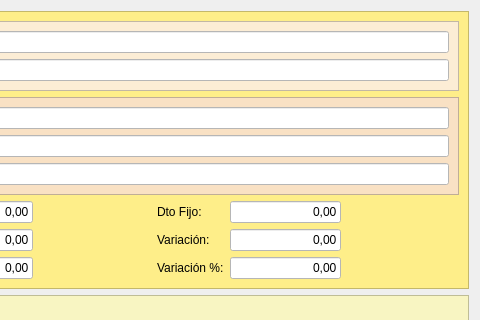
Qt form Almacen/frmexcepciones.ui (arcnexus/RedFoX) before a commit; both pictures show x 290 to 770 and y 0 to 320 of the 770 by 484 pixel window.
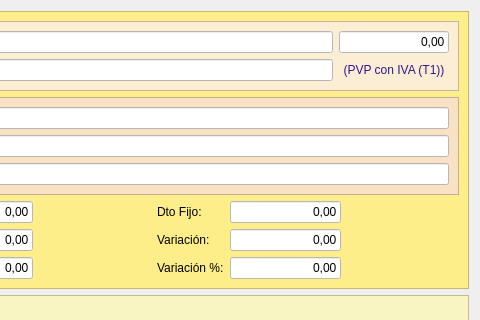
The same form after that commit. Icons and pictures are not drawn.

The edit to the form file:
```diff
--- a/Almacen/frmexcepciones.ui
+++ b/Almacen/frmexcepciones.ui
@@ -162,6 +162,38 @@
            </property>
           </widget>
          </item>
+         <item row="0" column="4">
+          <widget class="QLineEdit" name="txtPVP">
+           <property name="maximumSize">
+            <size>
+             <width>110</width>
+             <height>16777215</height>
+            </size>
+           </property>
+           <property name="styleSheet">
+            <string notr="true">background-color: rgb(255, 255, 255);</string>
+           </property>
+           <property name="text">
+            <string>0,00</string>
+           </property>
+           <property name="alignment">
+            <set>Qt::AlignRight|Qt::AlignTrailing|Qt::AlignVCenter</set>
+           </property>
+          </widget>
+         </item>
+         <item row="1" column="4">
+          <widget class="QLabel" name="label_12">
+           <property name="styleSheet">
+            <string notr="true">color: rgb(43, 24, 141);</string>
+           </property>
+           <property name="text">
+            <string>(PVP con IVA (T1))</string>
+           </property>
+           <property name="alignment">
+            <set>Qt::AlignCenter</set>
+           </property>
+          </widget>
+         </item>
         </layout>
        </widget>
       </item>
```
